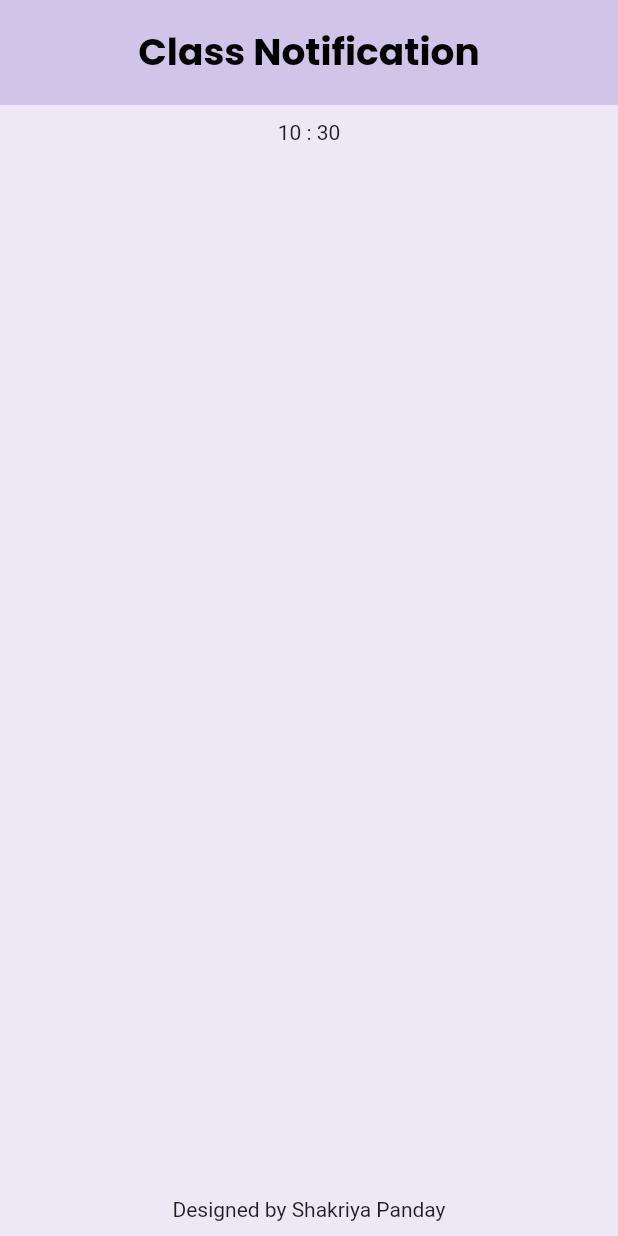
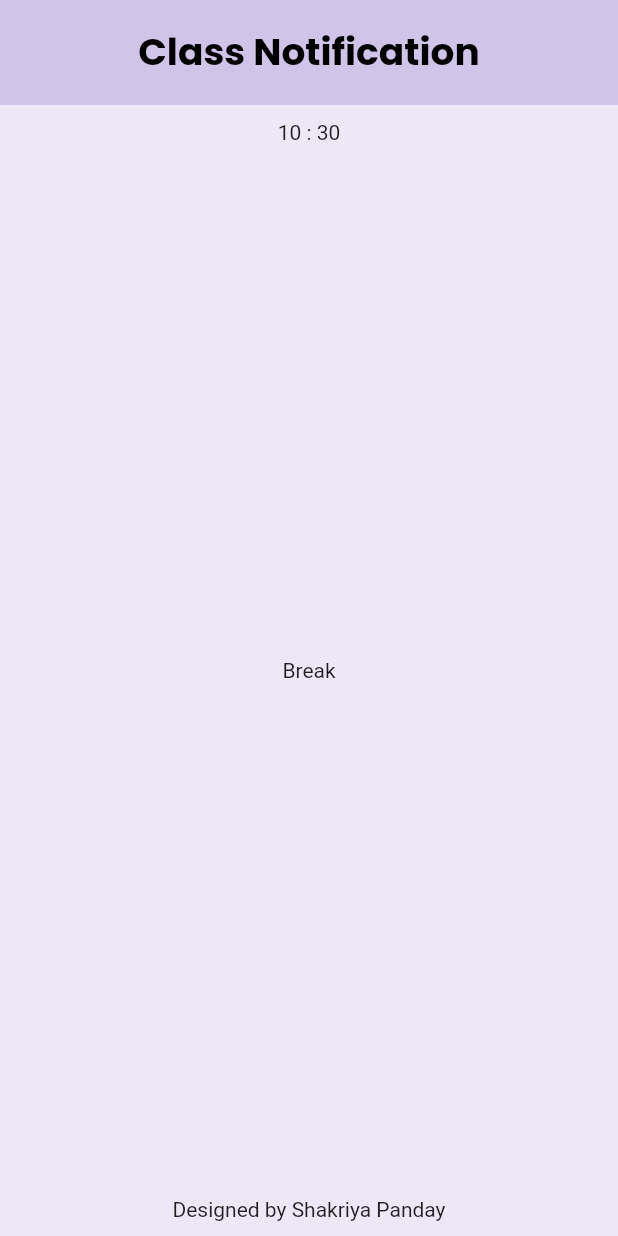
Before and after one commit to ShakriyaPanday/timetable, a Flutter app: the screen it shows after launch, after a tap on "Designed by Shakriya Panday", on a phone screen of 412 x 824 dp. Run offline on Flutter 3.47's test engine with Material 2 defaults, Android fonts, the light colour scheme and no system bars; our stand-ins replace google_fonts.

Commit message:
Section added

```diff
--- a/lib/utlis/currenttime.dart
+++ b/lib/utlis/currenttime.dart
@@ -27,12 +27,13 @@ class _CurrentTimeState extends State<CurrentTime> {
               child: Text(
                   currentHour.toString() + " : " + currentMinute.toString()),
             ),
+            Container(child: Text(currentSection)),
             GestureDetector(
               onTap: () {
                 setState(() {
                   currentHour = (DateTime.now().hour % 12);
                   currentMinute = DateTime.now().minute;
-                  timeRemain = calculateTime(currentHour, currentMinute);
+                  currentSection = calculateTime(currentHour, currentMinute);
                 });
               },
               child: Container(
@@ -48,55 +49,55 @@ class _CurrentTimeState extends State<CurrentTime> {
 
 String calculateTime(int currentHour, int currentMinute) {
   //First Period
-  if (currentHour == 10 && currentMinute >= 26 && currentMinute <= 28) {
-    return "Class 1";
+  if (currentHour == 10 && currentMinute >= 44 && currentMinute <= 46) {
+    return "Section : 7 \"D\"";
   }
   //Break
   else if (currentHour == 10 && currentMinute >= 29 && currentMinute <= 32) {
-    return "Class 2";
+    return "Break";
   }
   //Second Period
   else if (currentHour == 10 && currentMinute >= 29 && currentMinute <= 32) {
-    return "Class 2";
+    return "Section : 7 \"D\"";
   }
   // Third Period
   else if (currentHour == 10 && currentMinute >= 29 && currentMinute <= 32) {
-    return "Class 2";
+    return "Section : 7 \"B\"";
   }
   // Lunch
   else if (currentHour == 10 && currentMinute >= 29 && currentMinute <= 32) {
-    return "Class 2";
+    return "Lunch Break";
   }
   // Fourth Period
   else if (currentHour == 10 && currentMinute >= 29 && currentMinute <= 32) {
-    return "Class 2";
+    return "Section : 7 \"B\"";
   }
   // Fifth Period
   else if (currentHour == 10 && currentMinute >= 29 && currentMinute <= 32) {
-    return "Class 2";
+    return "Section : 7 \"C\"";
   }
   //Break
   else if (currentHour == 10 && currentMinute >= 29 && currentMinute <= 32) {
-    return "Class 2";
+    return "Break";
   }
   // Sixth Period
   else if (currentHour == 10 && currentMinute >= 29 && currentMinute <= 32) {
-    return "Class 2";
+    return "Section : 7 \"C\"";
   }
   // Seventh Period
   else if (currentHour == 10 && currentMinute >= 29 && currentMinute <= 32) {
-    return "Class 2";
+    return "Section : 7 \"A\"";
   }
   // Snack
   else if (currentHour == 10 && currentMinute >= 29 && currentMinute <= 32) {
-    return "Class 2";
+    return "Snack Break";
   }
   // Eigth Period
   else if (currentHour == 10 && currentMinute >= 29 && currentMinute <= 32) {
-    return "Class 2";
+    return "Section : 7 \"A\"";
   }
   // No Period
   else {
-    return "No Class";
+    return "No Period";
   }
 }
```
